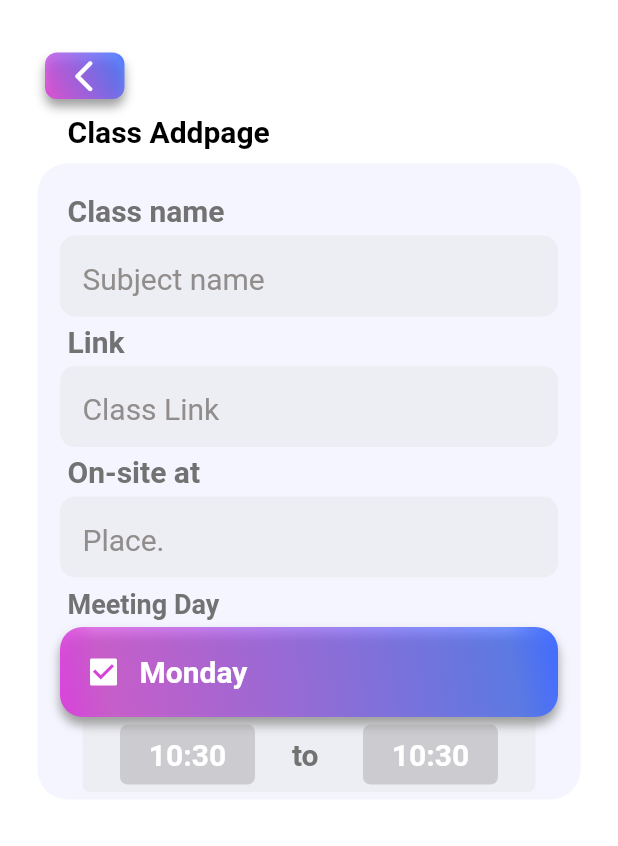
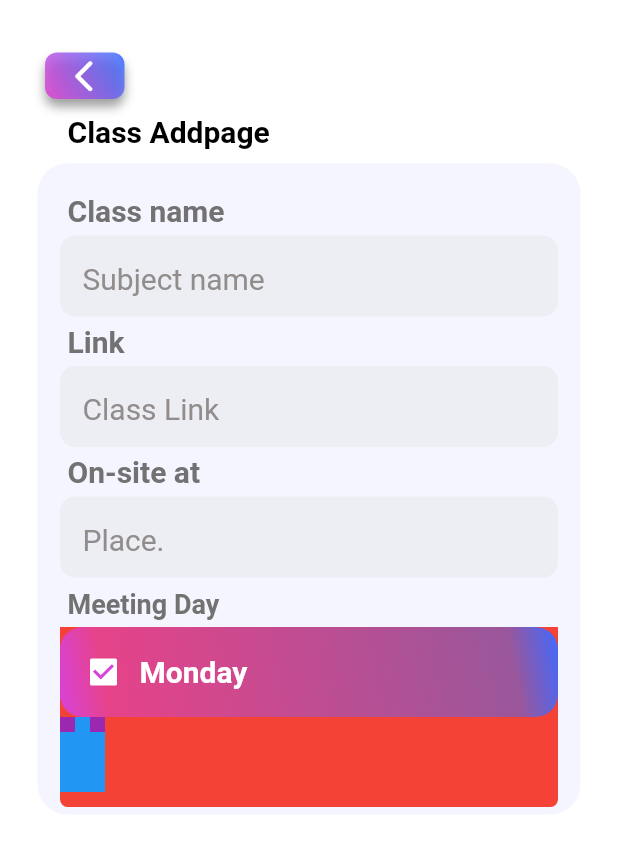
Before and after one commit to Nepumi-Jr/Time-Schedude, a Flutter app: the screen it shows after launch, after a tap on "Monday", on a phone screen of 412 x 824 dp. Shown: the top 846 px of the screen. Run offline on Flutter 3.47's test engine with Material 2 defaults, Android fonts, the phone set to English and light mode, and no system bars; our stand-ins replace flutter_linkify; missing offline and left inert: dart:ffi, dart:html.

Commit message:
Addpage Again

```diff
--- a/lib/front_end/addpage.dart
+++ b/lib/front_end/addpage.dart
@@ -59,8 +59,10 @@ class _AddpageState extends State<Addpage> {
 
   List<CheckBoxState> dayInWeek = [];
 
-  double _height = 0;
+  double _height = 60;
   double _width = 100;
+  double moveDown = 0.0;
+  bool selected = false;
 
   /* final dayInWeek = {
     CheckBoxState(title: 'Monday'),
@@ -345,12 +347,27 @@ class _AddpageState extends State<Addpage> {
                           child: Container(
                             child: Column(
                               children: [
-                                Stack(
+                                AnimatedContainer(
+                                  duration: const Duration(milliseconds: 500),
+                                  curve: Curves.fastOutSlowIn,
+                                  height: selected ? 120 : 60,
+                                  decoration: BoxDecoration(
+                                    color: Colors.red,
+                                    borderRadius: BorderRadius.only(
+                                      bottomLeft: Radius.circular(5),
+                                      bottomRight: Radius.circular(5),
+                                    ), //BorderRadius.Only
+                                  ),
+                                  child: Stack(
+                                    children: [
+                                      /* Column(
+                                        mainAxisSize: MainAxisSize.min,
                                         children: [
                                           AnimatedContainer(
-                                        duration: Duration(milliseconds: 500),
-                                        margin:
-                                            EdgeInsets.fromLTRB(15, 60, 15, 0),
+                                              duration:
+                                                  Duration(milliseconds: 500),
+                                              margin: EdgeInsets.fromLTRB(
+                                                  15, 20, 15, 0),
                                               curve: Curves.easeInOutExpo,
                                               height: _height,
                                               width: double.infinity,
@@ -363,7 +380,11 @@ class _AddpageState extends State<Addpage> {
                                                 ), //BorderRadius.Only
                                               ),
                                               child: Row(
-                                          children: [
+                                                children: [],
+                                              )),
+                                          /*  AnimatedPositioned(
+                                              child: Container(),
+                                              duration: Duration(seconds: 2)), */
                                           SizedBox(
                                             width: 25,
                                           ),
@@ -375,8 +396,7 @@ class _AddpageState extends State<Addpage> {
                                               height: 40,
                                               width: 90,
                                               decoration: BoxDecoration(
-                                                  color:
-                                                      color.AppColor.Font_sub,
+                                                color: color.AppColor.Font_sub,
                                                 borderRadius:
                                                     BorderRadius.circular(5),
                                               ),
@@ -400,10 +420,8 @@ class _AddpageState extends State<Addpage> {
                                           Text(" to",
                                               style: TextStyle(
                                                   fontSize: 20,
-                                                    color:
-                                                        color.AppColor.Font_sub,
-                                                    fontWeight:
-                                                        FontWeight.bold)),
+                                                  color: color.AppColor.Font_sub,
+                                                  fontWeight: FontWeight.bold)),
                                           Expanded(child: Container()),
                                           SizedBox(
                                             width: 10,
@@ -416,8 +434,7 @@ class _AddpageState extends State<Addpage> {
                                               height: 40,
                                               width: 90,
                                               decoration: BoxDecoration(
-                                                  color:
-                                                      color.AppColor.Font_sub,
+                                                color: color.AppColor.Font_sub,
                                                 borderRadius:
                                                     BorderRadius.circular(5),
                                               ),
@@ -441,9 +458,42 @@ class _AddpageState extends State<Addpage> {
                                             width: 25,
                                           ),
                                         ],
-                                        )),
+                                      ), */
+                                      AnimatedPositioned(
+                                        height: 50.0,
+                                        child: Container(
+                                          color: Colors.blue,
+                                          child: Column(
+                                            children: [
+                                              Row(
+                                                children: [
+                                                  Container(
+                                                    color: Colors.purple,
+                                                    height: 10,
+                                                    width: 10,
+                                                  ),
+                                                  SizedBox(
+                                                    width: 10,
+                                                  ),
+                                                  Container(
+                                                    color: Colors.purple,
+                                                    height: 10,
+                                                    width: 10,
+                                                  ),
+                                                ],
+                                              )
+                                            ],
+                                          ),
+                                        ),
+                                        duration: Duration(seconds: 1),
+                                        top: moveDown,
+                                        curve: Curves.fastOutSlowIn,
+                                      ),
                                       InkWell(
                                         onTap: () {
+                                          setState(() {
+                                            selected = !(selected);
+                                          });
                                           if (value == false) {
                                             _increaseWidth();
                                             setState(() {
@@ -458,16 +508,16 @@ class _AddpageState extends State<Addpage> {
                                           height: 60,
                                           width: double.maxFinite,
                                           decoration: BoxDecoration(
-                                            color: color.AppColor.Gradient2,
+                                            // color: color.AppColor.Gradient2.withOpacity(1),
                                             borderRadius:
                                                 BorderRadius.circular(15),
                                             gradient: LinearGradient(
                                                 colors: [
                                                   color.AppColor.Gradient1,
                                                   color.AppColor.Gradient1
-                                                      .withOpacity(0.7),
+                                                      .withOpacity(0.5),
                                                   color.AppColor.Gradient2
-                                                      .withOpacity(0.7),
+                                                      .withOpacity(0.5),
                                                   color.AppColor.Gradient2,
                                                   //add more colors for gradient
                                                 ],
@@ -482,13 +532,14 @@ class _AddpageState extends State<Addpage> {
                                                   1
                                                 ] //st the stops number equal to numbers of color
                                                 ),
-                                            boxShadow: [
+                                            /* boxShadow: [
                                                 BoxShadow(
                                                     offset: Offset(0, 5),
                                                     blurRadius: 5,
                                                     color: Colors.grey
                                                         .withOpacity(1))
-                                            ]),
+                                              ] */
+                                          ),
                                           child: Row(
                                             children: [
                                               Checkbox(
@@ -521,6 +572,7 @@ class _AddpageState extends State<Addpage> {
                                         ),
                                       ),
                                     ],
+                                  ),
                                 ),
                               ],
                             ),
@@ -565,7 +617,7 @@ class _AddpageState extends State<Addpage> {
 
   void _increaseWidth() {
     setState(() {
-      _height = _height >= 50 ? 0.01 : _height += 50;
+      moveDown = moveDown >= 60 ? moveDown -= 60 : moveDown += 60;
     });
   }
 }
```
Lines whose indentation alone changed are shown as unchanged.
